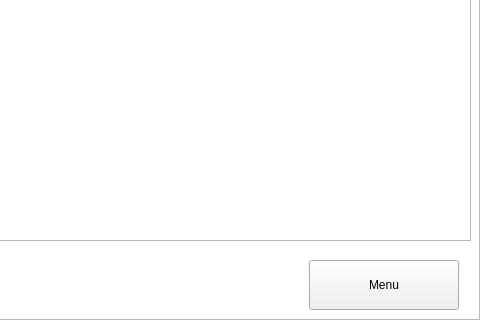
ElGrande95/Tank-game, file gameover.ui: the form before one commit; both pictures show x 120 to 600 and y 280 to 600 of the 600 by 600 pixel window.
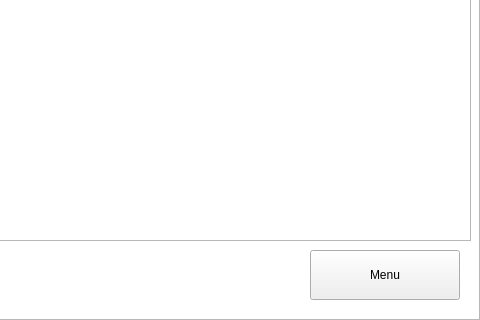
The form after the commit.

What changed in the file:
```diff
--- a/gameover.ui
+++ b/gameover.ui
@@ -26,8 +26,8 @@
   <widget class="QPushButton" name="menuButton">
    <property name="geometry">
     <rect>
-     <x>429</x>
-     <y>540</y>
+     <x>430</x>
+     <y>530</y>
      <width>150</width>
      <height>50</height>
     </rect>
```
Left out of the diff: 2 changed lines with no effect on the pictures.
